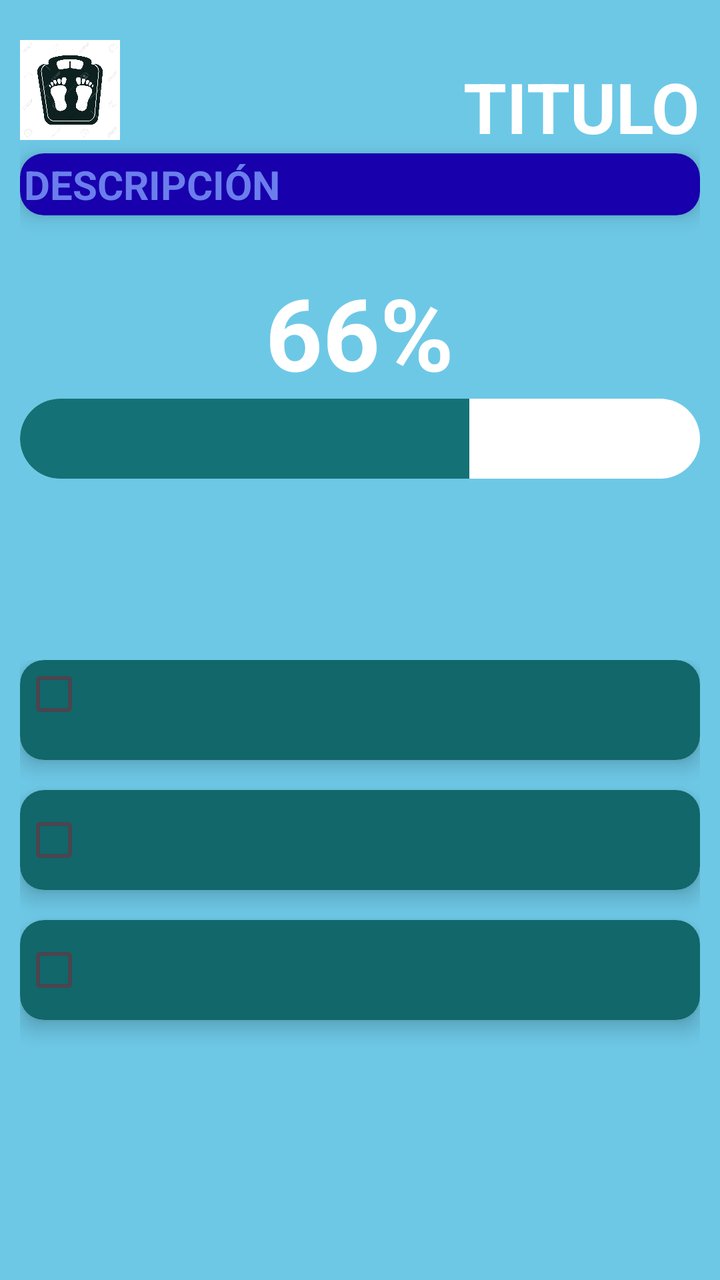
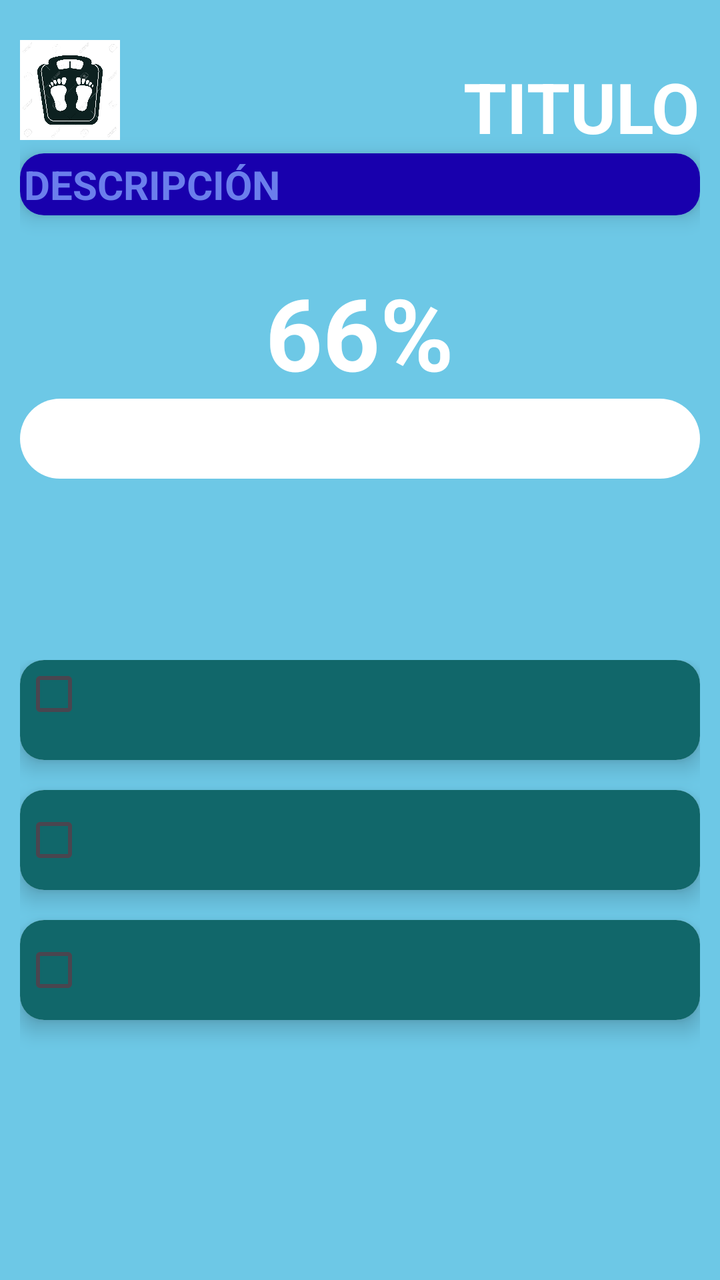

The first picture is an Android layout as it rendered before a commit; the second is the same layout after the commit. The layout source and the unified diff follow.
<!-- AndroidManifest.xml: application theme Theme.SuperSexiBoys -->
<!-- res/layout/activity_metas_interno.xml -->
<?xml version="1.0" encoding="utf-8"?>
<LinearLayout xmlns:android="http://schemas.android.com/apk/res/android"
    xmlns:app="http://schemas.android.com/apk/res-auto"
    xmlns:tools="http://schemas.android.com/tools"
    android:id="@+id/main"
    android:layout_width="match_parent"
    android:layout_height="match_parent"
    tools:context=".MetasActivity"
    android:orientation="vertical"
    android:weightSum="1"
    android:background="#6DC8E6"
    >


    <LinearLayout
        android:layout_width="match_parent"
        android:layout_height="0dp"
        android:layout_weight="0.5"
        android:padding="10dp"
        android:orientation="vertical"
        >



        <LinearLayout
            android:layout_width="match_parent"
            android:layout_height="wrap_content"
            android:layout_marginTop="10dp"
            android:orientation="horizontal"
            >

            <ImageView
                android:id="@+id/logoMeta"
                android:layout_width="50dp"
                android:layout_height="50dp"
                android:src="@drawable/logobalanza"
                android:layout_gravity="left"
                />

            <LinearLayout
                android:layout_width="match_parent"
                android:layout_height="wrap_content"
                android:layout_marginTop="10dp"
                android:gravity="right"
                android:orientation="horizontal">


            <TextView
                android:id="@+id/tituloMeta"
                android:text=""
                android:hint="TITULO"
                android:textColorHint="@color/white"
                android:layout_width="wrap_content"
                android:layout_height="wrap_content"
                android:textStyle="bold"
                android:textSize="35sp"
                android:textColor="@color/white"/>

            </LinearLayout>


        </LinearLayout>

        <androidx.cardview.widget.CardView
            android:layout_width="match_parent"
            android:layout_height="wrap_content"
            android:layout_marginBottom="15dp"
            app:cardCornerRadius="12dp"
            app:cardElevation="6dp"
            android:layout_gravity="center"
            android:clickable="true"
            >

            <LinearLayout
                android:layout_width="match_parent"
                android:layout_height="wrap_content"
                android:orientation="horizontal"
                android:background="#6DC8E6"
                android:layout_gravity="center"
                >

                <TextView
                    android:id="@+id/descripcionMeta"
                    android:layout_width="match_parent"
                    android:layout_height="wrap_content"
                    android:text=""
                    android:hint="DESCRIPCIÓN"
                    android:padding="2dp"
                    android:textColorHint="#6B7EEC"
                    android:textStyle="bold"
                    android:textSize="20sp"
                    android:background="#1800AD"
                    android:textColor="@color/white" />

            </LinearLayout>
        </androidx.cardview.widget.CardView>

        <LinearLayout
            android:layout_width="match_parent"
            android:layout_height="wrap_content"
            android:layout_marginTop="10dp"
            android:gravity="center"
            android:orientation="horizontal">


            <TextView
                android:id="@+id/porcentajeBarra"
                android:text="66%"
                android:layout_width="wrap_content"
                android:layout_height="wrap_content"
                android:textStyle="bold"
                android:textSize="50sp"
                android:textColor="@color/white"/>

        </LinearLayout>

        <ProgressBar
            android:id="@+id/progresoLineal"
            style="?android:attr/progressBarStyleHorizontal"
            android:layout_width="match_parent"
            android:layout_height="40dp"
            android:max="100"
            android:progress="66"
            android:progressDrawable="@drawable/progress_bar"/>>

    </LinearLayout>

    <ScrollView
        android:layout_width="match_parent"
        android:layout_height="0dp"
        android:layout_weight="0.50">

        <LinearLayout
            android:layout_width="match_parent"
            android:layout_height="wrap_content"
            android:orientation="vertical"
            android:padding="10dp">

            <androidx.cardview.widget.CardView
                android:layout_width="match_parent"
                android:layout_height="wrap_content"
                android:layout_marginBottom="15dp"
                app:cardCornerRadius="12dp"
                app:cardElevation="6dp"
                android:clickable="true"
                >

                <LinearLayout
                    android:layout_width="match_parent"
                    android:layout_height="wrap_content"
                    android:orientation="horizontal"
                    android:padding="1dp"
                    android:background="#11676a">

                    <CheckBox
                        android:id="@+id/miCheckBox1"
                        android:layout_width="match_parent"
                        android:layout_height="wrap_content"
                        android:checked="false"
                        android:scaleX="1"
                        android:scaleY="1"
                        android:hint="Actividad 1"
                        android:textColorHint="@color/white"
                        android:gravity="left"
                        android:text=" "
                        android:textColor="@color/white"
                        android:textSize="20sp"
                        android:textStyle="bold" />
                </LinearLayout>
            </androidx.cardview.widget.CardView>

            <androidx.cardview.widget.CardView
                android:layout_width="match_parent"
                android:layout_height="wrap_content"
                android:layout_marginBottom="15dp"
                app:cardCornerRadius="12dp"
                app:cardElevation="6dp"
                android:clickable="true"
                >

                <LinearLayout
                    android:layout_width="match_parent"
                    android:layout_height="wrap_content"
                    android:orientation="horizontal"
                    android:padding="1dp"
                    android:background="#11676a">

                    <CheckBox
                        android:id="@+id/miCheckBox2"
                        android:layout_width="match_parent"
                        android:layout_height="wrap_content"
                        android:checked="false"
                        android:scaleX="1"
                        android:scaleY="1"
                        android:text=" "
                        android:textColor="@color/white"
                        android:textSize="20sp"
                        android:textStyle="bold" />
                </LinearLayout>
            </androidx.cardview.widget.CardView>

            <androidx.cardview.widget.CardView
                android:layout_width="match_parent"
                android:layout_height="wrap_content"
                android:layout_marginBottom="15dp"
                app:cardCornerRadius="12dp"
                app:cardElevation="6dp"
                android:clickable="true"
                >

                <LinearLayout
                    android:layout_width="match_parent"
                    android:layout_height="wrap_content"
                    android:orientation="horizontal"
                    android:padding="1dp"
                    android:background="#11676a">

                    <CheckBox
                        android:id="@+id/miCheckBox3"
                        android:layout_width="match_parent"
                        android:layout_height="wrap_content"
                        android:checked="false"
                        android:scaleX="1"
                        android:scaleY="1"
                        android:text=" "
                        android:textColor="@color/white"
                        android:textSize="20sp"
                        android:textStyle="bold"
                        android:hint="Actividad 1"
                        android:textColorHint="@color/white"
                        />
                </LinearLayout>
            </androidx.cardview.widget.CardView>


        </LinearLayout>
    </ScrollView>


</LinearLayout>
<!-- resources referenced by this layout -->
<resources>
  <color name="white">#FFFFFFFF</color>
  <!-- drawable logobalanza: jpg bitmap (drawable, 100702 bytes) -->
  <!-- drawable progress_bar (drawable) -->
  <layer-list xmlns:android="http://schemas.android.com/apk/res/android">
  
      
      <item android:id="@android:id/background">
          <shape android:shape="rectangle">
              <corners android:radius="20dp"/> 
              <solid android:color="@color/white"/> 
          </shape>
      </item>
  
      
      <item android:id="@android:id/progress">
          <clip>
              <shape android:shape="rectangle">
                  <corners android:radius="20dp"/> 
                  <solid android:color="#147276"/> 
              </shape>
          </clip>
      </item>
  
  </layer-list>
  <style name="Theme.SuperSexiBoys" parent="Base.Theme.SuperSexiBoys" />
  <style name="Base.Theme.SuperSexiBoys" parent="Theme.Material3.DayNight.NoActionBar">
          
          
      </style>
</resources>

<!-- the commit's change to res/layout/activity_metas_interno.xml (unified diff, before → after) -->
@@ -105,8 +105,10 @@
 
             <TextView
                 android:id="@+id/porcentajeBarra"
-                android:text="66%"
+                android:text=""
                 android:layout_width="wrap_content"
+                android:hint="66%"
+                android:textColorHint="@color/white"
                 android:layout_height="wrap_content"
                 android:textStyle="bold"
                 android:textSize="50sp"
@@ -120,7 +122,7 @@
             android:layout_width="match_parent"
             android:layout_height="40dp"
             android:max="100"
-            android:progress="66"
+            android:progress="0"
             android:progressDrawable="@drawable/progress_bar"/>>
 
     </LinearLayout>
